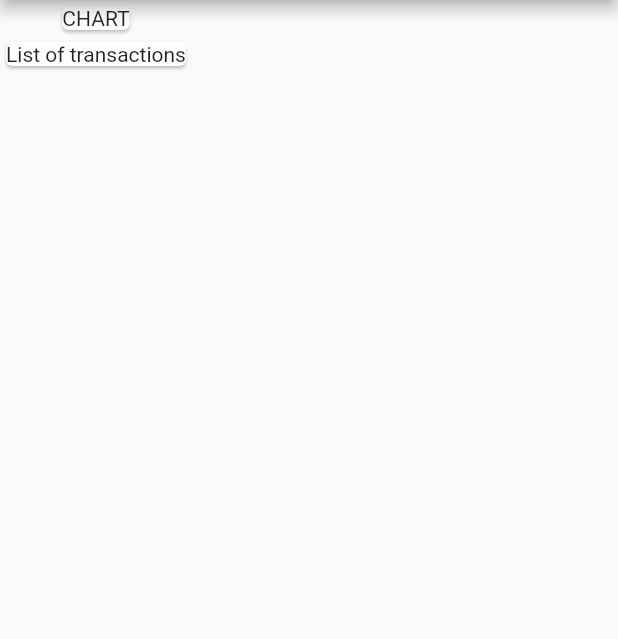
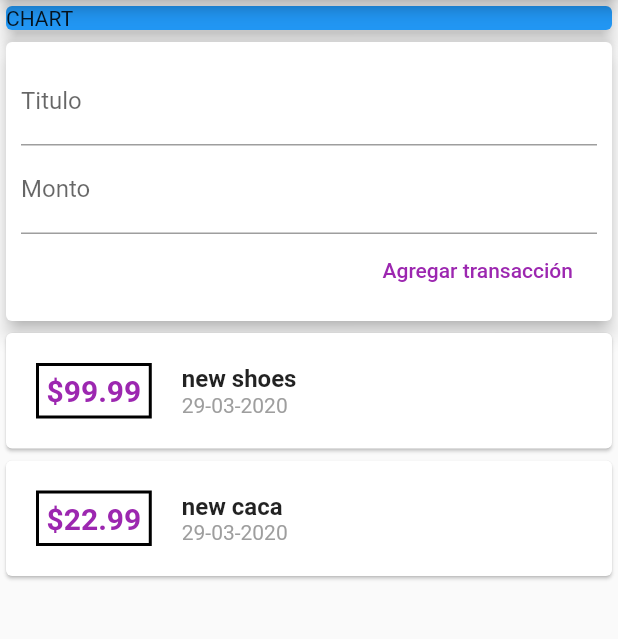
Before and after one commit to oscarlolero/personal_expenses, a Flutter app: the screen it shows after launch, on a phone screen of 412 x 824 dp, the part 84-723 px from its top. Run offline on Flutter 3.47's test engine with Material 2 defaults, Android fonts, the phone set to English and light mode, and no system bars.

```diff
--- a/lib/main.dart
+++ b/lib/main.dart
@@ -1,4 +1,7 @@
 import 'package:flutter/material.dart';
+import 'package:intl/intl.dart';
+
+import './transaction.dart';
 
 void main() => runApp(MyApp());
 
@@ -16,6 +19,13 @@ class MyApp extends StatelessWidget {
 }
 
 class MyHomePage extends StatelessWidget {
+  final List<Transaction> transactions = [
+    Transaction(
+        id: 't1', title: 'new shoes', amount: 99.99, date: DateTime.now()),
+    Transaction(
+        id: 't2', title: 'new caca', amount: 22.99, date: DateTime.now()),
+  ];
+
   @override
   Widget build(BuildContext context) {
     return Scaffold(
@@ -24,10 +34,74 @@ class MyHomePage extends StatelessWidget {
       ),
       body: Column(
         children: <Widget>[
+          Container(
+            width: double.infinity,
+            child: Card(
+              color: Colors.blue,
+              child: Text('CHART'),
+              elevation: 5,
+            ),
+          ),
           Card(
-            child: Text('CHART'),
+            elevation: 5,
+            child: Container(
+              padding: EdgeInsets.all(10),
+              child: Column(
+                crossAxisAlignment: CrossAxisAlignment.end,
+                children: <Widget>[
+                  TextField(
+                    decoration: InputDecoration(labelText: 'Titulo'),
+                  ),
+                  TextField(
+                    decoration: InputDecoration(labelText: 'Monto'),
+                  ),
+                  FlatButton(child: Text('Agregar transacción'),textColor: Colors.purple, onPressed: () {},)
+                ],
+              ),
+            ),
           ),
-          Card(child: Text('List of transactions'),)
+          Column(
+            children: transactions.map((transaction) {
+              return Card(
+                  child: Row(
+                children: <Widget>[
+                  Container(
+                    margin: EdgeInsets.all(20),
+                    padding: EdgeInsets.all(5),
+                    decoration: BoxDecoration(
+                        border: Border.all(
+                      color: Colors.black,
+                      width: 2,
+                    )),
+                    child: Text(
+                      '\$${transaction.amount}',
+                      style: TextStyle(
+                        fontWeight: FontWeight.bold,
+                        fontSize: 20,
+                        color: Colors.purple,
+                      ),
+                    ),
+                  ),
+                  Column(
+                    crossAxisAlignment: CrossAxisAlignment.start,
+                    children: <Widget>[
+                      Text(
+                        transaction.title,
+                        style: TextStyle(
+                          fontWeight: FontWeight.bold,
+                          fontSize: 16,
+                        ),
+                      ),
+                      Text(
+                        DateFormat('dd-MM-yyyy').format(transaction.date),
+                        style: TextStyle(color: Colors.grey),
+                      ),
+                    ],
+                  )
+                ],
+              ));
+            }).toList(),
+          )
         ],
       ),
     );
--- /dev/null
+++ b/lib/transaction.dart
@@ -0,0 +1,15 @@
+import 'package:flutter/foundation.dart'; //o material pero foundation es el que contiene required
+
+class Transaction {
+  final String id;
+  final String title;
+  final double amount;
+  final DateTime date;
+
+  Transaction({
+    @required this.id,
+    @required this.title,
+    @required this.amount,
+    @required this.date,
+  });
+}
--- a/pubspec.yaml
+++ b/pubspec.yaml
@@ -19,6 +19,7 @@ environment:
 dependencies:
   flutter:
     sdk: flutter
+  intl: ^0.16.1
 
   # The following adds the Cupertino Icons font to your application.
   # Use with the CupertinoIcons class for iOS style icons.
```
Also changed, not shown: pubspec.lock.
